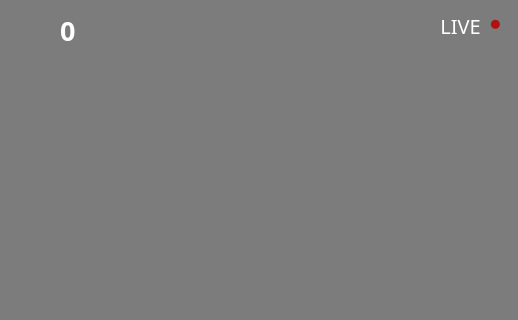
This is client/chat.ui in heejin5484/Veda_Mini2 as Qt 5 draws it before an edit; both pictures show x 0 to 518 and y 0 to 320 of the 518 by 685 pixel window. The edited form follows.
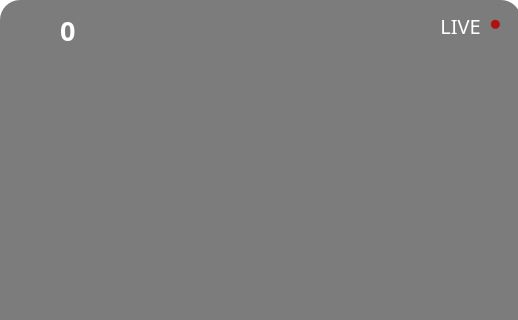
This is the edited form. Icons and pictures are not drawn.

```diff
--- a/client/chat.ui
+++ b/client/chat.ui
@@ -131,7 +131,7 @@
     </rect>
    </property>
    <property name="styleSheet">
-    <string notr="true">background-color: rgb(124, 124, 124);</string>
+    <string notr="true">background-color: rgba(124, 124, 124,0);</string>
    </property>
    <property name="text">
     <string/>
@@ -196,12 +196,12 @@
     <rect>
      <x>0</x>
      <y>0</y>
-     <width>511</width>
-     <height>681</height>
+     <width>521</width>
+     <height>691</height>
     </rect>
    </property>
    <property name="styleSheet">
-    <string notr="true">background-color: rgb(237, 237, 237);
+    <string notr="true">background-color: rgb(124, 124, 124);
 border-radius:
 20px;
 border-style:
```
Left out of the diff: 4 changed lines with no effect on the pictures.
